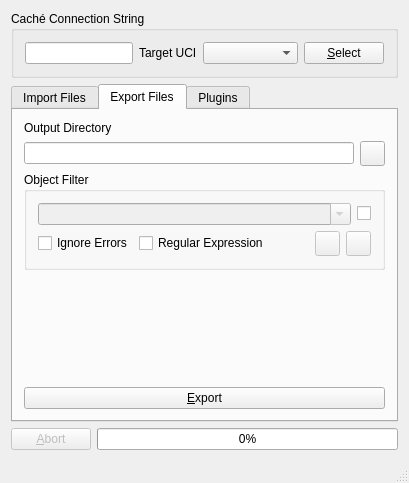
Old version of the form QtCacheTool/mainwindow.ui in the repository entwickler42/QtCache.
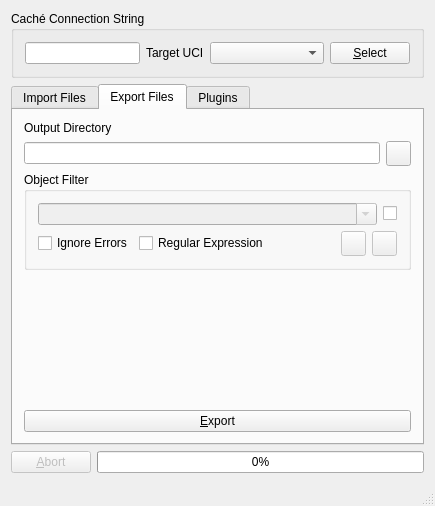
New version of the form. The open tabs and pages were chosen to show the change. Icons and pictures are not drawn.

Patch:
```diff
--- a/QtCacheTool/mainwindow.ui
+++ b/QtCacheTool/mainwindow.ui
@@ -2,6 +2,14 @@
 <ui version="4.0">
  <class>MainWindow</class>
  <widget class="QMainWindow" name="MainWindow">
+  <property name="geometry">
+   <rect>
+    <x>0</x>
+    <y>0</y>
+    <width>435</width>
+    <height>506</height>
+   </rect>
+  </property>
   <property name="windowTitle">
    <string>Qt Caché Tool</string>
   </property>
```
Left out of the diff: 87 changed lines with no effect on the pictures.
